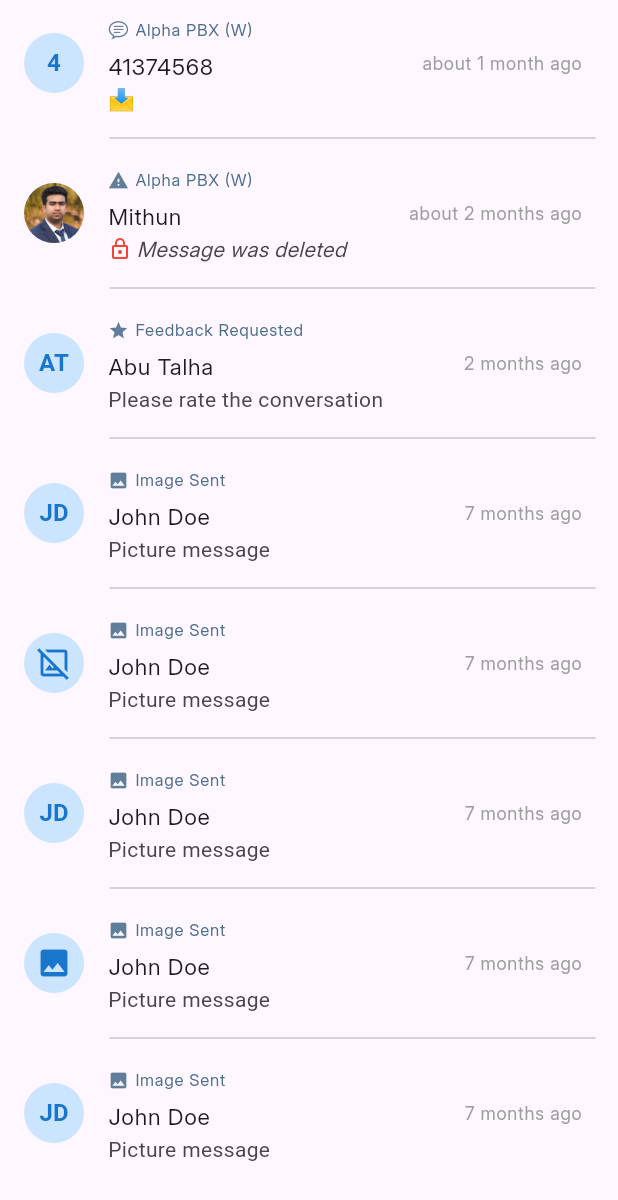
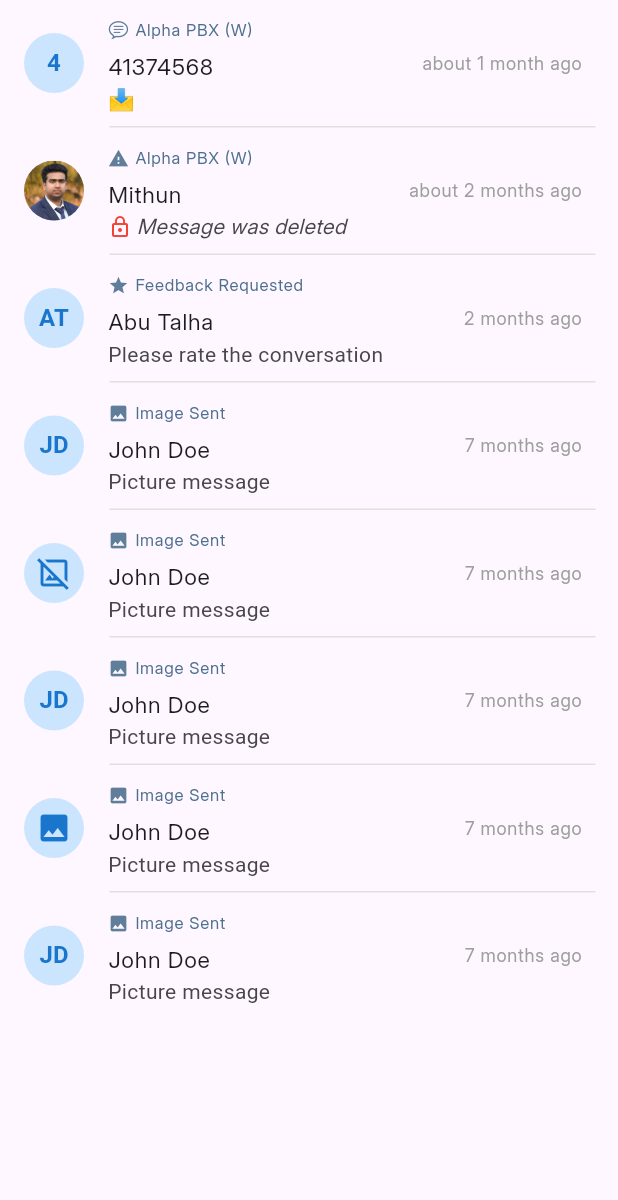
Before and after one commit to Shahin4292/Messaging-App, a Flutter app: the ChatWidget widget shown alone on an empty page, opened directly, on a phone screen of 412 x 824 dp. Shown: the top 1200 px of the screen. Run offline on Flutter 3.47's test engine with Material 3 defaults, Android fonts, the phone set to English and light mode, and no system bars; our stand-ins replace get, image_picker, lottie.

Commit message:
divider thickness change

```diff
--- a/lib/view/chat/widget/chat_screen_widget.dart
+++ b/lib/view/chat/widget/chat_screen_widget.dart
@@ -153,7 +153,7 @@ class ChatWidget extends StatelessWidget {
             if (index < chatController.messages.length - 1)
               Padding(
                 padding: const EdgeInsets.only(left: 73, right: 15),
-                child: Divider(),
+                child: Divider(height: 1,color: Colors.grey.shade300,),
               ),
           ],
         );
```
